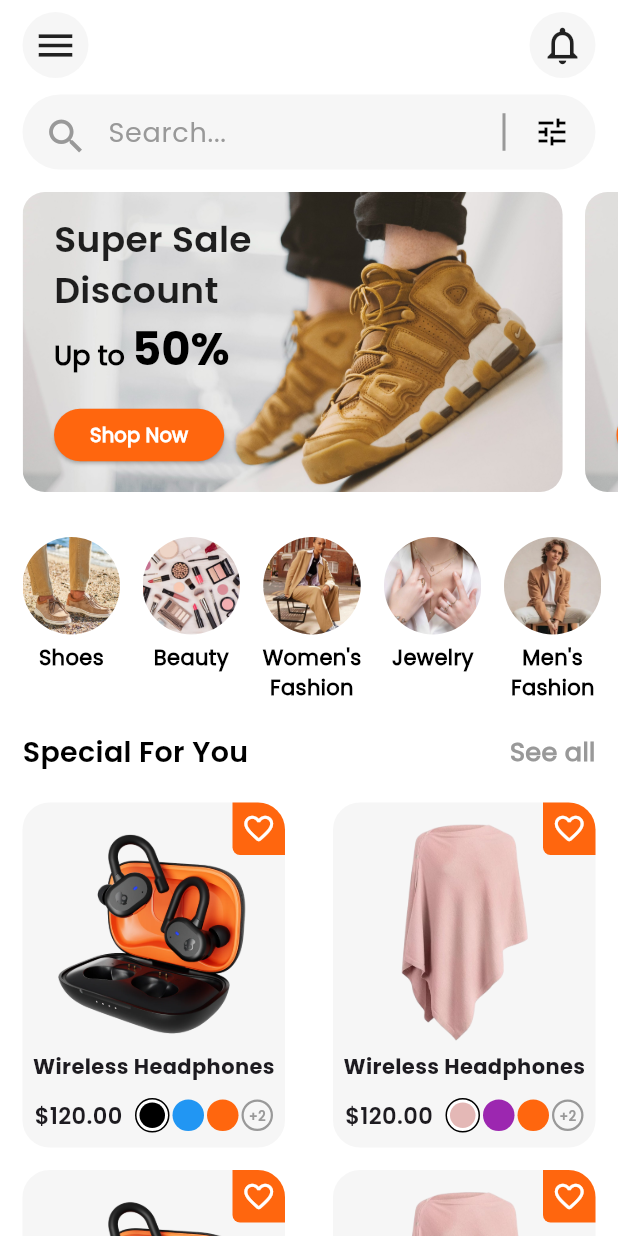
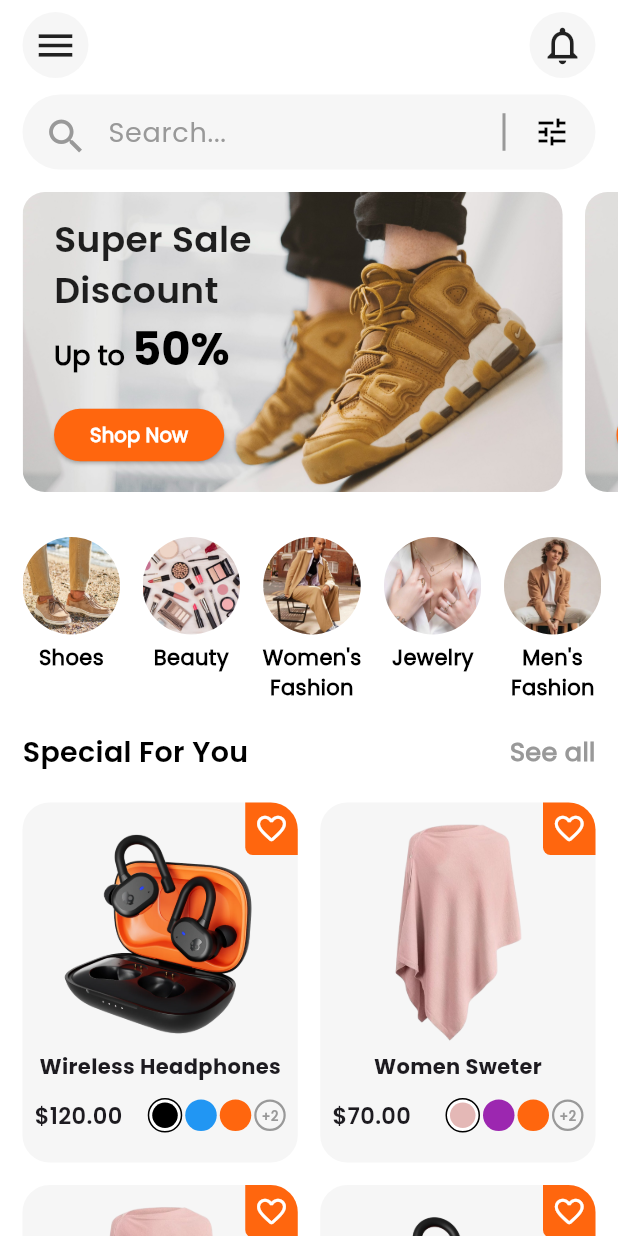
Before and after one commit to adityaasingh199/E-Commerce, a Flutter app: the HomeNavPage screen opened directly, on a phone screen of 412 x 824 dp. Run offline on Flutter 3.47's test engine with Material 3 defaults, Android fonts, the phone set to English and light mode, and no system bars.

Commit message:
HomePage Space Issue fixed

```diff
--- a/lib/detail_page.dart
+++ b/lib/detail_page.dart
@@ -22,8 +22,7 @@ class DetailPage extends StatelessWidget {
                     width: double.infinity,
                     padding: EdgeInsets.all(45),
                     color: Color(0xffF6F6F6),
-                      child: Image.asset('assets/images/earphone.webp',
-                      fit: BoxFit.cover,)),
+                      child: Image.asset('assets/images/earphone.webp',)),
                   SizedBox(height: 11,),
                   Padding(
                     padding: const EdgeInsets.symmetric(horizontal: 18),
@@ -268,7 +267,7 @@ class DetailPage extends StatelessWidget {
             Align(
               alignment: Alignment.bottomCenter,
               child: Container(
-                width: double.infinity,
+                width: 392,
                 margin: EdgeInsets.all(17),
                 padding: EdgeInsets.symmetric(horizontal: 12,vertical: 12),
                 decoration: BoxDecoration(
--- a/lib/home_nav_page/home_nav_page.dart
+++ b/lib/home_nav_page/home_nav_page.dart
@@ -3,6 +3,83 @@ import 'package:flutter/material.dart';
 
 class HomeNavPage extends StatelessWidget {
   TextEditingController searchController = TextEditingController();
+
+
+  List<Map<String,dynamic>> itemData =[
+
+    {
+      'images':'assets/images/earphone.webp',
+      'name':'Wireless Headphones',
+      'price':'\$120.00',
+      'color':true
+    },
+    {
+      'images':'assets/images/dress.png',
+      'name':'Women Sweter',
+      'price':'\$70.00',
+      'color':false
+    },
+    {
+      'images':'assets/images/dress.png',
+      'name':'Women Sweter',
+      'price':'\$70.00',
+      'color':false
+    },
+    {
+      'images':'assets/images/earphone.webp',
+      'name':'Wireless Headphones',
+      'price':'\$120.00',
+      'color':true
+    },
+    {
+      'images':'assets/images/dress.png',
+      'name':'Women Sweter',
+      'price':'\$70.00',
+      'color':false
+    },
+    {
+      'images':'assets/images/earphone.webp',
+      'name':'Wireless Headphones',
+      'price':'\$120.00',
+      'color':true
+    },
+    {
+      'images':'assets/images/earphone.webp',
+      'name':'Wireless Headphones',
+      'price':'\$120.00',
+      'color':true
+    },
+    {
+      'images':'assets/images/dress.png',
+      'name':'Women Sweter',
+      'price':'\$70.00',
+      'color':false
+    },
+    {
+      'images':'assets/images/dress.png',
+      'name':'Women Sweter',
+      'price':'\$70.00',
+      'color':false
+    },
+    {
+      'images':'assets/images/earphone.webp',
+      'name':'Wireless Headphones',
+      'price':'\$120.00',
+      'color':true
+    },
+    {
+      'images':'assets/images/dress.png',
+      'name':'Women Sweter',
+      'price':'\$70.00',
+      'color':false
+    },
+    {
+      'images':'assets/images/earphone.webp',
+      'name':'Wireless Headphones',
+      'price':'\$120.00',
+      'color':true
+    },
+  ];
 
   @override
   Widget build(BuildContext context) {
@@ -294,16 +371,25 @@ class HomeNavPage extends StatelessWidget {
               SizedBox(height: 20,),
               Padding(
                 padding: const EdgeInsets.symmetric(horizontal: 15),
-                child: Row(
-                  mainAxisAlignment: MainAxisAlignment.spaceBetween,
-                  children: [
-                    GestureDetector(
+                child: GridView.builder(
+                    shrinkWrap: true,
+                    physics: NeverScrollableScrollPhysics(),
+                    gridDelegate: SliverGridDelegateWithMaxCrossAxisExtent(
+                        crossAxisSpacing: 15,
+                        mainAxisSpacing: 15,
+                        childAspectRatio: 1/1.60,
+                        mainAxisExtent: 240,
+                        maxCrossAxisExtent: 200,),
+
+                    itemCount: itemData.length,
+                    itemBuilder: (_,index){
+                  return GestureDetector(
                     onTap: (){
                       Navigator.push(context, MaterialPageRoute(builder: (context)=>DetailPage()));
                     },
                     child: Container(
-                        width: 175,
-                        height: 230,
+                      height: 240,
+                      width: 200,
                       decoration: BoxDecoration(
                           color: Color(0xffF6F6F6),
                           borderRadius: BorderRadius.circular(18)
@@ -326,11 +412,11 @@ class HomeNavPage extends StatelessWidget {
                             children: [
                               SizedBox(height: 11,),
                               ClipRRect(
-                                  child: Image.asset("assets/images/earphone.webp",height: 150,width: 172,),
+                                child: Image.asset(itemData[index]['images'],height: 150,width: 172,),
                               ),
                               SizedBox(height: 5,),
                               Text(
-                                  "Wireless Headphones",
+                                itemData[index]['name'],
                                 style: TextStyle(fontSize: 14,
                                   fontFamily: "PoppinsBold",
                                 ),
@@ -342,10 +428,11 @@ class HomeNavPage extends StatelessWidget {
                                   mainAxisAlignment: MainAxisAlignment.spaceBetween,
                                   children: [
                                     Text(
-                                        "\$120.00",
+                                      itemData[index]['price'],
                                       style: TextStyle(fontSize: 15,
                                           fontFamily: "PoppinsSBold",fontWeight: FontWeight.bold),
                                     ),
+                                    itemData[index]['color']==true?
                                     Row(
                                       children: [
                                         Container(
@@ -395,65 +482,7 @@ class HomeNavPage extends StatelessWidget {
                                           child: Center(child: Text('+2',style: TextStyle(fontFamily: 'PoppinsSBold',fontSize: 9,fontWeight: FontWeight.bold,color: Color(0xff999999)),)),
                                         ),
                                       ],
-                                      )
-                                    ],
-                                  ),
-                                )
-                              ],
-                            )
-                          ],
-                        ),
-                      ),
-                    ),
-                    GestureDetector(
-                      onTap: (){
-                        Navigator.push(context, MaterialPageRoute(builder: (context)=>DetailPage()));
-                      },
-                      child: Container(
-                        width: 175,
-                        height: 230,
-                        decoration: BoxDecoration(
-                          color: Color(0xffF6F6F6),
-                          borderRadius: BorderRadius.circular(18)
-                        ),
-                        child: Stack(
-                          children: [
-                            Align(
-                              alignment: Alignment.topRight,
-                              child: Container(
-                                padding: EdgeInsets.all(6),
-                                  decoration: BoxDecoration(
-                                      color: Color(0xffFF660E),
-                                      borderRadius: BorderRadius.only(topRight: Radius.circular(18),bottomLeft: Radius.circular(5))
-                                  ),
-                                child: Icon(Icons.favorite_border_rounded,size: 23,color: Colors.white,)
-                              ),
-                            ),
-                            Column(
-                              crossAxisAlignment: CrossAxisAlignment.center,
-                              children: [
-                                SizedBox(height: 11,),
-                                ClipRRect(
-                                  child: Image.asset("assets/images/dress.png",height: 150,width: 172),
-                                ),
-                                SizedBox(height: 5,),
-                                Text(
-                                  "Wireless Headphones",
-                                  style: TextStyle(fontSize: 14,
-                                    fontFamily: "PoppinsBold",
-                                ),
-                                ),
-                                SizedBox(height: 11,),
-                                Padding(
-                                  padding: const EdgeInsets.symmetric(horizontal: 8),
-                                  child: Row(
-                                    mainAxisAlignment: MainAxisAlignment.spaceBetween,
-                                    children: [
-                                      Text(
-                                        "\$120.00",
-                                        style: TextStyle(fontSize: 15,
-                                            fontFamily: "PoppinsSBold",fontWeight: FontWeight.bold),
-                                      ),
+                                    ):
                                     Row(
                                       children: [
                                         Container(
@@ -512,11 +541,10 @@ class HomeNavPage extends StatelessWidget {
                         ],
                       ),
                     ),
+                  );
+                }),
               ),
-                  ],
-                ),
-              ),
-              SizedBox(height: 15,),
+              /*SizedBox(height: 15,),
               Padding(
                 padding: const EdgeInsets.symmetric(horizontal: 15),
                 child: Row(
@@ -741,7 +769,7 @@ class HomeNavPage extends StatelessWidget {
                   ],
                 ),
               ),
-              SizedBox(height: 15,),
+              SizedBox(height: 15,),*/
             ],
           ),
         ),
```
Lines whose indentation alone changed are shown as unchanged.
